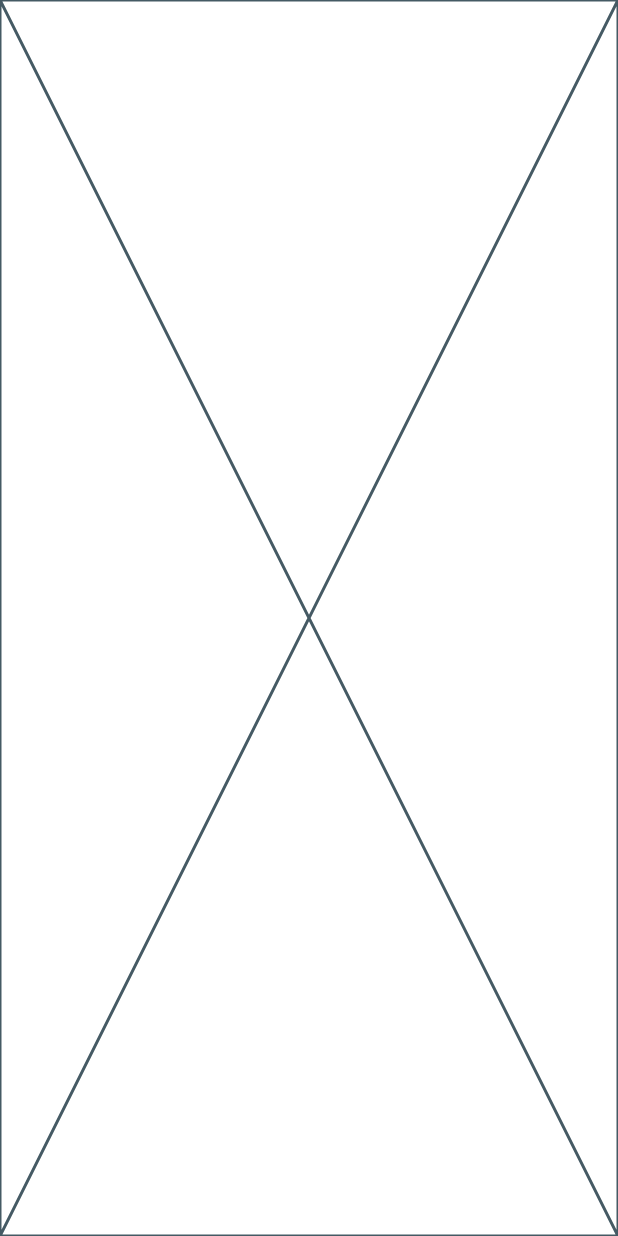
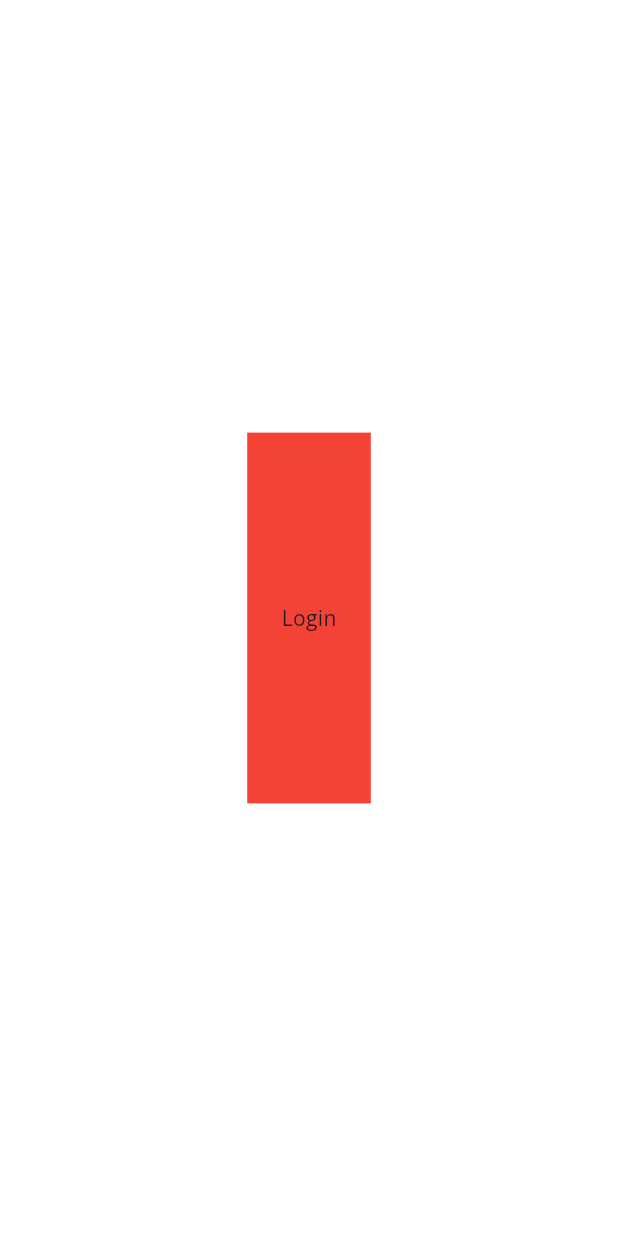
Before and after one commit to Talal-Alenezi/connect-app, a Flutter app: the screen it shows after launch, on a phone screen of 412 x 824 dp. Run offline on Flutter 3.47's test engine with Material 3 defaults, Android fonts, the phone set to English and light mode, and no system bars; our stand-ins replace firebase_core, go_router, google_fonts; accounts and stored records are empty; generated files the repository leaves out were written again.

Commit message:
localization works

```diff
--- /dev/null
+++ b/connect_app/l10n.yaml
@@ -0,0 +1,4 @@
+arb-dir: lib/assets/l10n
+template-arb-file: app_en.arb
+output-localization-file: app_localizations.dart
+nullable-getter: false
--- /dev/null
+++ b/connect_app/lib/app/config/routes/my_named_route.dart
@@ -0,0 +1,8 @@
+abstract class MyNamedRoutes {
+  static const root = '/';
+  static const login = 'login';
+  static const chats = 'chats';
+  static const chatDetails = 'chatDetails';
+  static const profile = 'profile';
+  static const editProfile = 'editProfile';
+}
--- /dev/null
+++ b/connect_app/lib/app/config/routes/router.dart
@@ -0,0 +1,43 @@
+import 'package:connect_app/app/config/routes/my_named_route.dart';
+import 'package:connect_app/app/modules/auth/views/loging.dart';
+import 'package:connect_app/app/modules/auth/views/splash_screen.dart';
+import 'package:flutter/material.dart';
+import 'package:go_router/go_router.dart';
+
+///[rootNavigatorKey] used for global | general navigation
+final rootNavigatorKey = GlobalKey<NavigatorState>();
+
+abstract class AppRouter {
+  static Widget errorWidget(BuildContext context, GoRouterState state) =>
+      const SizedBox();
+
+  /// use this in [MaterialApp.router]
+  static final _router = GoRouter(
+    initialLocation: MyNamedRoutes.root,
+    navigatorKey: rootNavigatorKey,
+    debugLogDiagnostics: true,
+    routes: [
+      // outside the [ShellRoute] to make the screen on top of the [BottomNavBar]
+      GoRoute(
+        parentNavigatorKey: rootNavigatorKey,
+        path: MyNamedRoutes.root,
+        pageBuilder: (context, state) => NoTransitionPage(
+          key: state.pageKey,
+          child: const SplashScreen(),
+        ),
+      ),
+      GoRoute(
+        parentNavigatorKey: rootNavigatorKey,
+        path: "/${MyNamedRoutes.login}",
+        name: MyNamedRoutes.login,
+        pageBuilder: (context, state) => NoTransitionPage(
+          key: state.pageKey,
+          child: const LoginScreen(),
+        ),
+      ),
+    ],
+    errorBuilder: errorWidget,
+  );
+
+  static GoRouter get router => _router;
+}
--- /dev/null
+++ b/connect_app/lib/app/config/theme/my_colors.dart
@@ -0,0 +1,14 @@
+import 'package:flutter/material.dart';
+
+abstract class MyColors {
+  /// check google material design website for color templates
+  /// https://m2.material.io/design/color/the-color-system.html#tools-for-picking-colors
+  static const Color primary_500 = Color(0xFFE75239);
+  static const Color secondary_500 = Color(0xFF0E1A3D);
+  static const Color secondary_400 = Color(0xFF263050);
+  static const Color greyscale_500 = Color(0xFF9E9E9E);
+  static const Color greyscale_100 = Color(0xFFF5F5F5);
+  static const Color white = Color(0xFFFFFFFF);
+  static const Color black = Colors.black;
+  static const MaterialColor blue = Colors.blue;
+}
--- /dev/null
+++ b/connect_app/lib/app/config/theme/my_theme.dart
@@ -0,0 +1,30 @@
+import 'package:connect_app/app/config/theme/my_colors.dart';
+import 'package:flutter/material.dart';
+import 'package:google_fonts/google_fonts.dart';
+
+class MyTheme {
+  static final ThemeData lightTheme = ThemeData(
+    textTheme: GoogleFonts.openSansTextTheme(
+      ThemeData.light().textTheme,
+    ),
+    primaryColor: MyColors.primary_500,
+    brightness: Brightness.light,
+    primaryColorDark: MyColors.primary_500.withOpacity(0.8),
+    scaffoldBackgroundColor: Colors.white,
+    appBarTheme: const AppBarTheme(
+      elevation: 0,
+      iconTheme: IconThemeData(color: MyColors.primary_500),
+    ),
+    buttonTheme: ButtonThemeData(
+      textTheme: ButtonTextTheme.primary,
+      buttonColor: MyColors.primary_500,
+      disabledColor: MyColors.primary_500,
+      shape: RoundedRectangleBorder(borderRadius: BorderRadius.circular(10)),
+    ),
+    textButtonTheme: TextButtonThemeData(
+      style: TextButton.styleFrom(
+        foregroundColor: MyColors.primary_500,
+      ),
+    ),
+  );
+}
--- /dev/null
+++ b/connect_app/lib/app/core/extentions/build_context_extentions.dart
@@ -0,0 +1,24 @@
+import 'package:flutter/material.dart';
+import 'package:flutter_gen/gen_l10n/app_localizations.dart';
+
+extension ContextExtension on BuildContext {
+// use [ContextExtension] extension on build context to reduce code callback
+// ex: context.screenHeight instead of MediaQuery.of(context).size.height
+  ThemeData get theme => Theme.of(this);
+
+  TextTheme get textTheme => Theme.of(this).textTheme;
+
+  Size get screenSize => MediaQuery.of(this).size;
+
+  double get screenWidth => MediaQuery.of(this).size.width;
+
+  double get screenHeight => MediaQuery.of(this).size.height;
+
+  AppLocalizations get translate => AppLocalizations.of(this);
+
+  void showSnackbar(String message) {
+    ScaffoldMessenger.of(this).showSnackBar(
+      SnackBar(content: Text(message)),
+    );
+  }
+}
--- /dev/null
+++ b/connect_app/lib/app/modules/auth/views/loging.dart
@@ -0,0 +1,12 @@
+import 'package:flutter/material.dart';
+
+class LoginScreen extends StatelessWidget {
+  const LoginScreen({super.key});
+
+  @override
+  Widget build(BuildContext context) {
+    return const Scaffold(
+      body: Center(child: Text("Login")),
+    );
+  }
+}
--- /dev/null
+++ b/connect_app/lib/app/modules/auth/views/splash_screen.dart
@@ -0,0 +1,19 @@
+import 'package:connect_app/app/core/extentions/build_context_extentions.dart';
+import 'package:flutter/material.dart';
+
+class SplashScreen extends StatelessWidget {
+  const SplashScreen({super.key});
+
+  @override
+  Widget build(BuildContext context) {
+    return Scaffold(
+      body: Center(
+        child: Container(
+            height: context.screenHeight * 0.3,
+            width: context.screenWidth * 0.2,
+            color: Colors.red,
+            child: Center(child: Text(context.translate.login))),
+      ),
+    );
+  }
+}
--- /dev/null
+++ b/connect_app/lib/assets/l10n/app_ar.arb
@@ -0,0 +1,4 @@
+{
+  "login": "تسجيل الدخول",
+  "register": "تسجيل"
+}
--- /dev/null
+++ b/connect_app/lib/assets/l10n/app_en.arb
@@ -0,0 +1,4 @@
+{
+  "login": "Login",
+  "register": "Register"
+}
--- a/connect_app/lib/main.dart
+++ b/connect_app/lib/main.dart
@@ -1,10 +1,14 @@
-import 'package:connect_app/pages/home_page.dart';
+import 'package:connect_app/app/config/routes/router.dart';
+import 'package:connect_app/app/config/theme/my_theme.dart';
 import 'package:firebase_core/firebase_core.dart';
 import 'package:flutter/material.dart';
+// import 'package:go_router/go_router.dart';
+import 'package:flutter_gen/gen_l10n/app_localizations.dart';
 
 import 'firebase_options.dart';
 
 void main() async {
+  WidgetsFlutterBinding.ensureInitialized();
   await Firebase.initializeApp(
     options: DefaultFirebaseOptions.currentPlatform,
   );
@@ -17,28 +21,13 @@ class MyApp extends StatelessWidget {
   // This widget is the root of your application.
   @override
   Widget build(BuildContext context) {
-    return MaterialApp(
-      title: 'Flutter Demo',
-      theme: ThemeData(
-        // This is the theme of your application.
-        //
-        // TRY THIS: Try running your application with "flutter run". You'll see
-        // the application has a purple toolbar. Then, without quitting the app,
-        // try changing the seedColor in the colorScheme below to Colors.green
-        // and then invoke "hot reload" (save your changes or press the "hot
-        // reload" button in a Flutter-supported IDE, or press "r" if you used
-        // the command line to start the app).
-        //
-        // Notice that the counter didn't reset back to zero; the application
-        // state is not lost during the reload. To reset the state, use hot
-        // restart instead.
-        //
-        // This works for code too, not just values: Most code changes can be
-        // tested with just a hot reload.
-        colorScheme: ColorScheme.fromSeed(seedColor: Colors.deepPurple),
-        useMaterial3: true,
-      ),
-      home: const HomePage(),
-    );
+    // rootNavigatorKey.currentState!.context.go("register");
+    return MaterialApp.router(
+        title: "Chat App",
+        routerConfig: AppRouter.router,
+        theme: MyTheme.lightTheme,
+        localizationsDelegates: AppLocalizations.localizationsDelegates,
+        supportedLocales: AppLocalizations.supportedLocales,
+        locale: const Locale('en'));
   }
 }
--- a/connect_app/lib/pages/home_page.dart
+++ /dev/null
@@ -1,10 +0,0 @@
-import 'package:flutter/material.dart';
-
-class HomePage extends StatelessWidget {
-  const HomePage({super.key});
-
-  @override
-  Widget build(BuildContext context) {
-    return const Placeholder();
-  }
-}
```
Also changed, not shown: connect_app/pubspec.yaml (+5 -3 lines), connect_app/lib/app/modules/auth/views/rgister.dart (added), connect_app/pubspec.lock, 1 other file.
